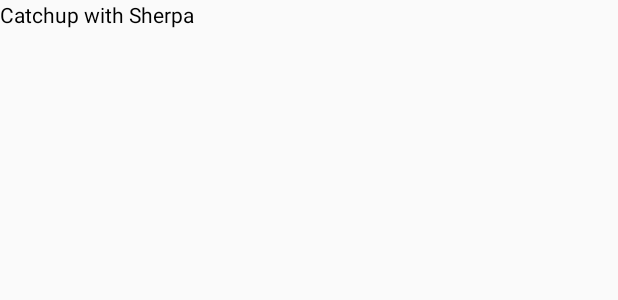
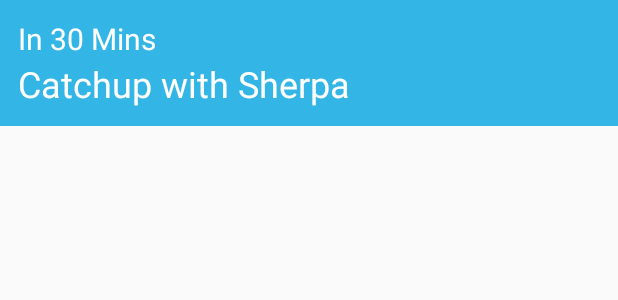
Before and after one commit to Calendar-Events-Manager/Calendar-Events-Android-App, an Android app: the layout item_meeting.xml on its own in the app's theme, with its tools: preview values and no code run, on a phone screen of 412 x 824 dp. Shown: the top 300 px of the screen. Run offline under Robolectric (Android 15) with nearby library versions, the phone set to English and light mode, and no system bars.

Commit message:
1. Add logic to sync only event from 24 hours. 2. Add class to give ViewAlertType. 3. Add logic to differentiate running and upcoming events. 4. Add class diagram.

```diff
--- a/app/src/main/java/com/mymeetings/android/model/calendarFetchStrategies/CalendarFetchStrategy.kt
+++ b/app/src/main/java/com/mymeetings/android/model/calendarFetchStrategies/CalendarFetchStrategy.kt
@@ -4,7 +4,7 @@ import com.mymeetings.android.model.CalendarEvent
 
 interface CalendarFetchStrategy {
 
-    suspend fun fetchCalendarEvents() : List<CalendarEvent>
+    suspend fun fetchCalendarEvents(fetchFrom : Long, fetchUpTo : Long) : List<CalendarEvent>
 
     fun isAuthorized() : Boolean
 
--- a/app/src/main/java/com/mymeetings/android/model/calendarFetchStrategies/GoogleCalendarFetchStrategy.kt
+++ b/app/src/main/java/com/mymeetings/android/model/calendarFetchStrategies/GoogleCalendarFetchStrategy.kt
@@ -4,7 +4,7 @@ import com.mymeetings.android.model.CalendarEvent
 
 class GoogleCalendarFetchStrategy : CalendarFetchStrategy {
 
-    override suspend fun fetchCalendarEvents(): List<CalendarEvent> {
+    override suspend fun fetchCalendarEvents(fetchFrom : Long, fetchUpTo : Long): List<CalendarEvent> {
         if(isAuthorized()) {
 
         }
--- a/app/src/main/res/layout/item_meeting.xml
+++ b/app/src/main/res/layout/item_meeting.xml
@@ -1,16 +1,46 @@
 <?xml version="1.0" encoding="utf-8"?>
-<LinearLayout xmlns:android="http://schemas.android.com/apk/res/android"
+<FrameLayout xmlns:android="http://schemas.android.com/apk/res/android"
     xmlns:tools="http://schemas.android.com/tools"
     android:orientation="vertical"
     android:layout_width="match_parent"
-    android:layout_height="wrap_content">
+    android:layout_height="wrap_content"
+    android:padding="12dp"
+    android:background="@android:color/holo_blue_light">
 
     <TextView
-        android:id="@+id/titleText"
+        android:id="@+id/runningTitleText"
         android:layout_width="wrap_content"
         android:layout_height="wrap_content"
-        android:textColor="@android:color/black"
-        android:text="Catchup with Sherpa"/>
+        android:textColor="@android:color/white"
+        android:textSize="16sp"
+        tools:visibility="gone"
+        tools:text="Catchup with Sherpa"/>
 
 
-</LinearLayout>
+    <LinearLayout
+        android:id="@+id/upcomingLayout"
+        android:layout_width="match_parent"
+        android:layout_height="wrap_content"
+        android:orientation="vertical">
+
+        <TextView
+            android:id="@+id/timeText"
+            android:layout_width="wrap_content"
+            android:layout_height="wrap_content"
+            android:textColor="@android:color/white"
+            android:textSize="20sp"
+            tools:text="In 30 Mins"/>
+
+        <TextView
+            android:id="@+id/titleText"
+            android:layout_width="wrap_content"
+            android:layout_height="wrap_content"
+            android:textColor="@android:color/white"
+            android:textSize="24sp"
+            tools:text="Catchup with Sherpa"/>
+
+
+
+    </LinearLayout>
+
+</FrameLayout>
```
Also changed, not shown: app/src/main/java/com/mymeetings/android/di/DIProvider.kt (+19 -26 lines), app/src/main/java/com/mymeetings/android/model/CalendarEvent.kt (+5 -5 lines), app/src/main/java/com/mymeetings/android/model/CalendarEventAlertManager.kt (added, +43 -0 lines), app/src/main/java/com/mymeetings/android/model/CalendarEventsSyncManager.kt (+7 -2 lines), app/src/main/java/com/mymeetings/android/model/calendarFetchStrategies/LocalCalendarFetchStrategy.kt (+5 -6 lines), app/src/main/java/com/mymeetings/android/utils/ClockUtils.kt (+7 -0 lines), app/src/main/java/com/mymeetings/android/view/widgets/CalendarEventWidgetService.kt (+35 -8 lines), 2 other files.
